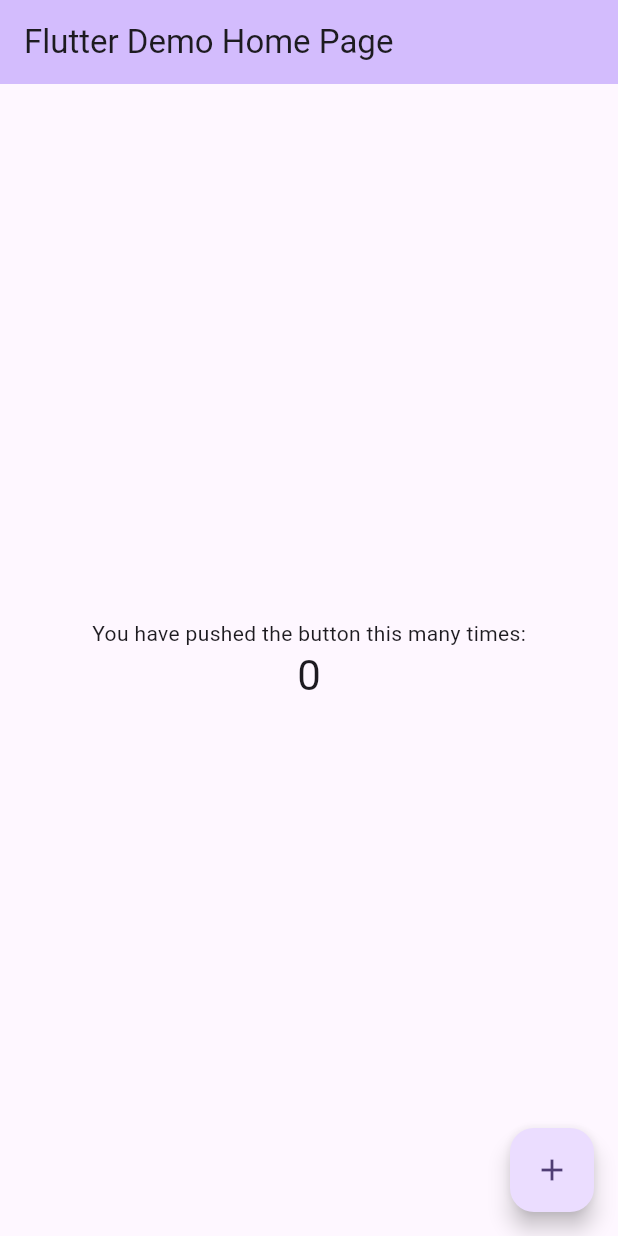
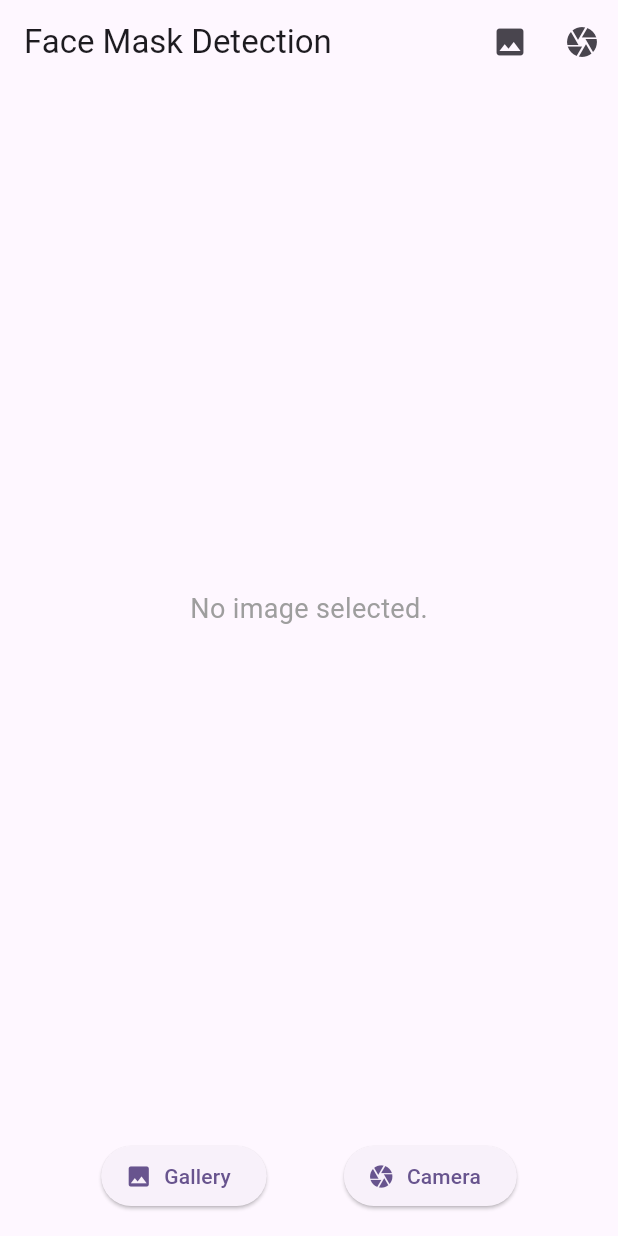
Before and after one commit to SubhasreeCodes/flutter_mask_detection, a Flutter app: the screen it shows after launch, on a phone screen of 412 x 824 dp. Run offline on Flutter 3.47's test engine with Material 3 defaults, Android fonts, the phone set to English and light mode, and no system bars; our stand-ins replace image_picker.

Commit message:
Home Screen Added

```diff
--- a/lib/main.dart
+++ b/lib/main.dart
@@ -1,4 +1,5 @@
 import 'package:flutter/material.dart';
+import 'package:flutter_mask_detection/screens/HomeScreen.dart';
 
 void main() {
   runApp(const MyApp());
@@ -11,7 +12,7 @@ class MyApp extends StatelessWidget {
   @override
   Widget build(BuildContext context) {
     return MaterialApp(
-      title: 'Flutter Demo',
+      title: 'Face Mask Detection',
       theme: ThemeData(
         // This is the theme of your application.
         //
@@ -31,7 +32,7 @@ class MyApp extends StatelessWidget {
         colorScheme: ColorScheme.fromSeed(seedColor: Colors.deepPurple),
         useMaterial3: true,
       ),
-      home: const MyHomePage(title: 'Flutter Demo Home Page'),
+      home: const HomeScreen(),
     );
   }
 }
--- /dev/null
+++ b/lib/screens/HomeScreen.dart
@@ -0,0 +1,84 @@
+import 'dart:io';
+import 'package:flutter/material.dart';
+import 'package:image_picker/image_picker.dart';
+
+class HomeScreen extends StatefulWidget {
+  const HomeScreen({super.key});
+  @override
+  _HomeScreenState createState() => _HomeScreenState();
+}
+class _HomeScreenState extends State<HomeScreen> {
+  File? _selectedImage;
+  Future<void> pickImage(ImageSource source) async {
+    final picker = ImagePicker();
+    final pickedFile = await picker.pickImage(source: source);
+    if (pickedFile != null) {
+      setState(() {
+        _selectedImage = File(pickedFile.path);
+      });
+    } else {
+      // Handle the case when no image is selected or captured.
+      ScaffoldMessenger.of(context).showSnackBar(
+        const SnackBar(content: Text('No image selected.')),
+      );
+    }
+  }
+  @override
+  Widget build(BuildContext context) {
+    return Scaffold(
+      appBar: AppBar(
+        title: const Text("Face Mask Detection"),
+        actions: [
+          IconButton(
+              icon: const Icon(Icons.photo),
+              onPressed: () => pickImage(ImageSource.gallery)
+          ),
+          IconButton(
+              icon: const Icon(Icons.camera),
+              onPressed: () => pickImage(ImageSource.camera)
+          ),
+        ],
+      ),
+      body: Padding(
+        padding: const EdgeInsets.all(16.0),
+        child: Column(
+          crossAxisAlignment: CrossAxisAlignment.center,
+          children: [
+            // Image Preview
+            Expanded(
+              child: _selectedImage != null
+                  ? Image.file(
+                _selectedImage!,
+                fit: BoxFit.cover,
+                width: double.infinity,
+              )
+                  : const Center(
+                child: Text(
+                  "No image selected.",
+                  style: TextStyle(fontSize: 18, color: Colors.grey),
+                ),
+              ),
+            ),
+            const SizedBox(height: 20),
+            // Buttons for Picking Image
+            Row(
+              mainAxisAlignment: MainAxisAlignment.spaceEvenly,
+              children: [
+                ElevatedButton.icon(
+                  onPressed: () => pickImage(ImageSource.gallery),
+                  icon: const Icon(Icons.photo),
+                  label: const Text("Gallery"),
+                ),
+                ElevatedButton.icon(
+                  onPressed: () => pickImage(ImageSource.camera),
+                  icon: const Icon(Icons.camera),
+                  label: const Text("Camera"),
+                ),
+              ],
+            ),
+          ],
+        ),
+      ),
+    );
+  }
+}
```
Also changed, not shown: 2 other files.
